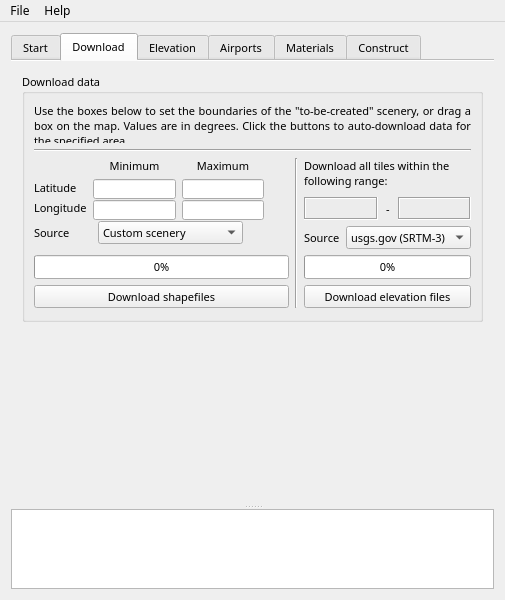
First picture: the form in mainwindow.ui, repository jasin/TerraGearGUI-QT5, before the edit.
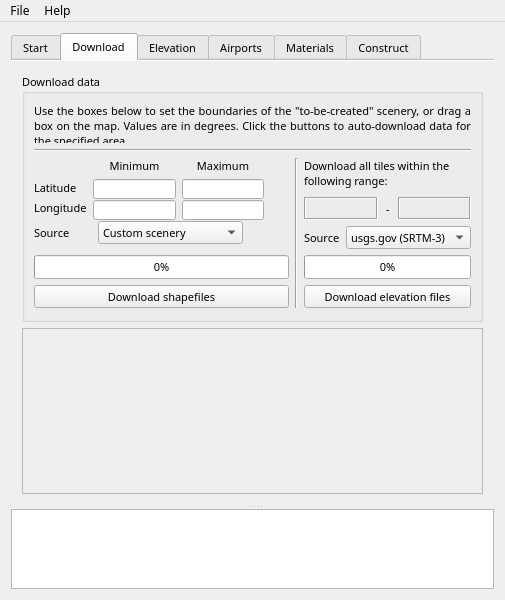
Second picture: the form after the edit. The open tabs and pages were chosen to show the change.

```diff
--- a/mainwindow.ui
+++ b/mainwindow.ui
@@ -1295,22 +1295,13 @@
            </item>
            <item row="1" column="0">
             <widget class="QFrame" name="frame">
-             <property name="minimumSize">
-              <size>
-               <width>0</width>
-               <height>10</height>
-              </size>
-             </property>
              <property name="frameShape">
-              <enum>QFrame::NoFrame</enum>
+              <enum>QFrame::StyledPanel</enum>
              </property>
              <property name="frameShadow">
-              <enum>QFrame::Plain</enum>
+              <enum>QFrame::Raised</enum>
              </property>
-             <property name="lineWidth">
-              <number>0</number>
-             </property>
-             <layout class="QVBoxLayout" name="verticalLayout_2">
+             <layout class="QHBoxLayout" name="horizontalLayout_21">
               <property name="spacing">
                <number>0</number>
               </property>
```
Left out of the diff: 16 changed lines with no effect on the pictures.
